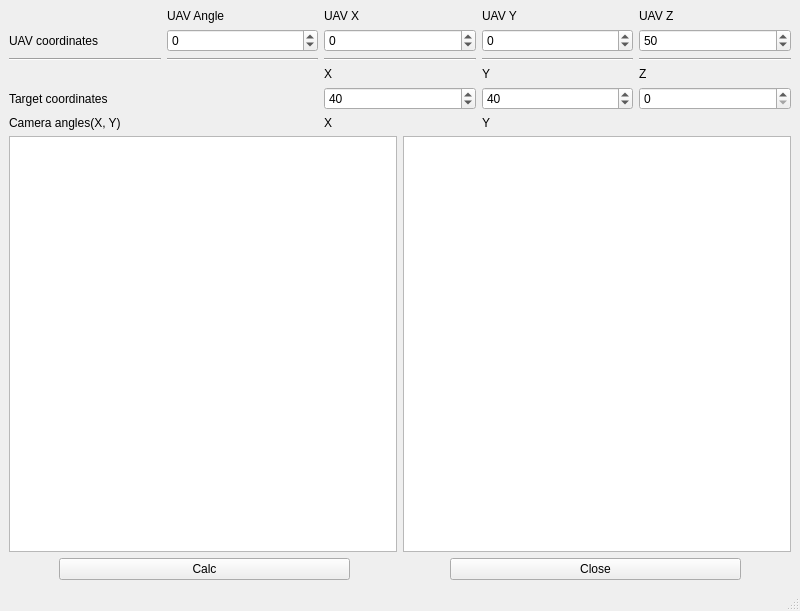
Before: the Qt Designer form mainwindow.ui in nested-slk/uav_camera_angles_calc, drawn with Qt 5.
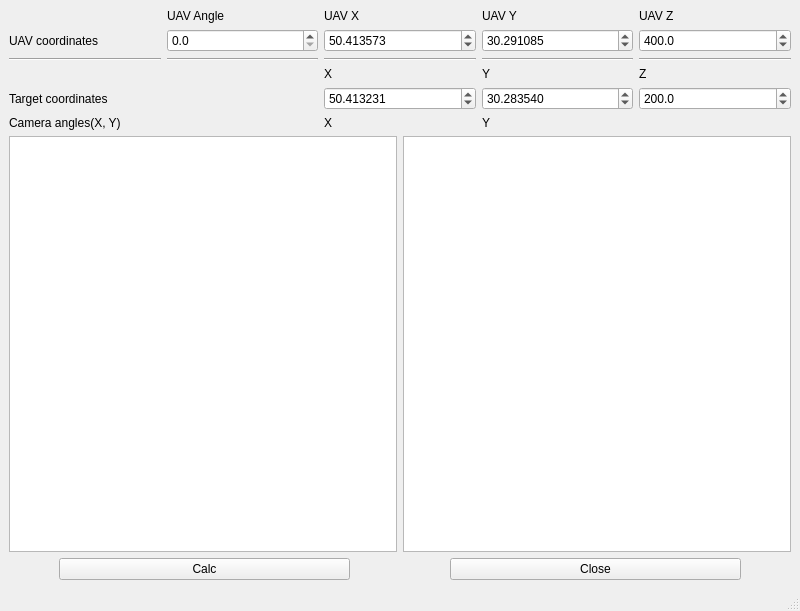
After: the same form once the commit is applied.

Commit message: add target z coordinate

```diff
--- a/mainwindow.ui
+++ b/mainwindow.ui
@@ -99,16 +99,6 @@
         </property>
        </widget>
       </item>
-      <item row="4" column="2">
-       <widget class="QSpinBox" name="target_get_x">
-        <property name="minimum">
-         <number>-99</number>
-        </property>
-        <property name="value">
-         <number>40</number>
-        </property>
-       </widget>
-      </item>
       <item row="3" column="3">
        <widget class="QLabel" name="header_9">
         <property name="text">
@@ -130,16 +120,6 @@
         </property>
        </widget>
       </item>
-      <item row="4" column="3">
-       <widget class="QSpinBox" name="target_get_y">
-        <property name="minimum">
-         <number>-99</number>
-        </property>
-        <property name="value">
-         <number>40</number>
-        </property>
-       </widget>
-      </item>
       <item row="5" column="0">
        <widget class="QLabel" name="camera_coord">
         <property name="text">
@@ -154,40 +134,6 @@
         </property>
        </widget>
       </item>
-      <item row="1" column="4">
-       <widget class="QSpinBox" name="uav_get_z">
-        <property name="minimum">
-         <number>-99</number>
-        </property>
-        <property name="value">
-         <number>50</number>
-        </property>
-       </widget>
-      </item>
-      <item row="1" column="3">
-       <widget class="QSpinBox" name="uav_get_y">
-        <property name="minimum">
-         <number>-99</number>
-        </property>
-       </widget>
-      </item>
-      <item row="1" column="2">
-       <widget class="QSpinBox" name="uav_get_x">
-        <property name="minimum">
-         <number>-99</number>
-        </property>
-       </widget>
-      </item>
-      <item row="1" column="1">
-       <widget class="QSpinBox" name="uav_get_angle">
-        <property name="minimum">
-         <number>-99</number>
-        </property>
-       </widget>
-      </item>
-      <item row="4" column="4">
-       <widget class="QSpinBox" name="target_get_z"/>
-      </item>
       <item row="3" column="4">
        <widget class="QLabel" name="label">
         <property name="text">
@@ -202,6 +148,85 @@
         </property>
        </widget>
       </item>
+      <item row="4" column="2">
+       <widget class="QDoubleSpinBox" name="target_get_x">
+        <property name="decimals">
+         <number>6</number>
+        </property>
+        <property name="maximum">
+         <double>180.000000000000000</double>
+        </property>
+        <property name="value">
+         <double>50.413231000000003</double>
+        </property>
+       </widget>
+      </item>
+      <item row="4" column="3">
+       <widget class="QDoubleSpinBox" name="target_get_y">
+        <property name="decimals">
+         <number>6</number>
+        </property>
+        <property name="maximum">
+         <double>180.000000000000000</double>
+        </property>
+        <property name="value">
+         <double>30.283539999999999</double>
+        </property>
+       </widget>
+      </item>
+      <item row="1" column="4">
+       <widget class="QDoubleSpinBox" name="uav_get_z">
+        <property name="decimals">
+         <number>1</number>
+        </property>
+        <property name="maximum">
+         <double>5000.000000000000000</double>
+        </property>
+        <property name="value">
+         <double>400.000000000000000</double>
+        </property>
+       </widget>
+      </item>
+      <item row="4" column="4">
+       <widget class="QDoubleSpinBox" name="target_get_z">
+        <property name="decimals">
+         <number>1</number>
+        </property>
+        <property name="maximum">
+         <double>5000.000000000000000</double>
+        </property>
+        <property name="value">
+         <double>200.000000000000000</double>
+        </property>
+       </widget>
+      </item>
+      <item row="1" column="3">
+       <widget class="QDoubleSpinBox" name="uav_get_y">
+        <property name="decimals">
+         <number>6</number>
+        </property>
+        <property name="value">
+         <double>30.291084999999999</double>
+        </property>
+       </widget>
+      </item>
+      <item row="1" column="2">
+       <widget class="QDoubleSpinBox" name="uav_get_x">
+        <property name="decimals">
+         <number>6</number>
+        </property>
+        <property name="value">
+         <double>50.413573000000000</double>
+        </property>
+       </widget>
+      </item>
+      <item row="1" column="1">
+       <widget class="QDoubleSpinBox" name="uav_get_angle">
+        <property name="decimals">
+         <number>1</number>
+        </property>
+       </widget>
+      </item>
      </layout>
     </item>
     <item>
```
The commit also changes 2 other files.
